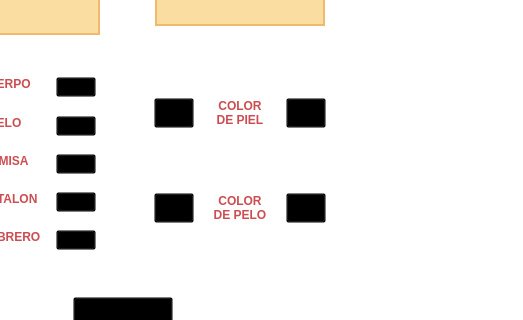
Qt form client_src/mainwindow.ui (FacundoCot/stardew_valley_tp) before a commit; both pictures show x 277 to 800 and y 179 to 499 of the 800 by 600 pixel window.
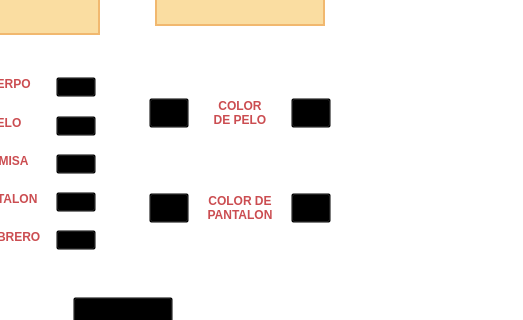
The same form after that commit. The open tabs and pages were chosen to show the change. Icons and pictures are not drawn. Custom widgets are drawn as their Qt base class.

What changed in the file:
```diff
--- a/client_src/mainwindow.ui
+++ b/client_src/mainwindow.ui
@@ -1172,84 +1172,6 @@
                  <item>
                   <widget class="QWidget" name="changeColorsWidget" native="true">
                    <layout class="QVBoxLayout" name="verticalLayout_7">
-                    <item>
-                     <widget class="QWidget" name="skinColorWidget" native="true">
-                      <layout class="QHBoxLayout" name="horizontalLayout_11">
-                       <item>
-                        <widget class="QPushButton" name="skinColorLeft">
-                         <property name="minimumSize">
-                          <size>
-                           <width>30</width>
-                           <height>20</height>
-                          </size>
-                         </property>
-                         <property name="maximumSize">
-                          <size>
-                           <width>40</width>
-                           <height>30</height>
-                          </size>
-                         </property>
-                         <property name="styleSheet">
-                          <string notr="true">border-image: url(&quot;client_src/data/menu/arrowLeft.png&quot;);</string>
-                         </property>
-                         <property name="text">
-                          <string/>
-                         </property>
-                        </widget>
-                       </item>
-                       <item>
-                        <widget class="QLabel" name="skinColorLabel">
-                         <property name="minimumSize">
-                          <size>
-                           <width>60</width>
-                           <height>0</height>
-                          </size>
-                         </property>
-                         <property name="maximumSize">
-                          <size>
-                           <width>60</width>
-                           <height>16777208</height>
-                          </size>
-                         </property>
-                         <property name="styleSheet">
-                          <string notr="true">color: #CB4D51;</string>
-                         </property>
-                         <property name="text">
-                          <string>&lt;html&gt;&lt;head/&gt;&lt;body&gt;&lt;p&gt;&lt;span style=&quot; font-weight:700;&quot;&gt;COLOR&lt;br/&gt;DE PIEL&lt;/span&gt;&lt;/p&gt;&lt;/body&gt;&lt;/html&gt;</string>
-                         </property>
-                         <property name="alignment">
-                          <set>Qt::AlignCenter</set>
-                         </property>
-                         <property name="indent">
-                          <number>0</number>
-                         </property>
-                        </widget>
-                       </item>
-                       <item>
-                        <widget class="QPushButton" name="skinColorRight">
-                         <property name="minimumSize">
-                          <size>
-                           <width>30</width>
-                           <height>20</height>
-                          </size>
-                         </property>
-                         <property name="maximumSize">
-                          <size>
-                           <width>40</width>
-                           <height>30</height>
-                          </size>
-                         </property>
-                         <property name="styleSheet">
-                          <string notr="true">border-image: url(&quot;client_src/data/menu/arrowRight.png&quot;);</string>
-                         </property>
-                         <property name="text">
-                          <string/>
-                         </property>
-                        </widget>
-                       </item>
-                      </layout>
-                     </widget>
-                    </item>
                     <item>
                      <widget class="QWidget" name="hairColorWidget" native="true">
                       <layout class="QHBoxLayout" name="horizontalLayout_12">
@@ -1279,13 +1201,13 @@
                         <widget class="QLabel" name="hairColorLabel">
                          <property name="minimumSize">
                           <size>
-                           <width>60</width>
+                           <width>80</width>
                            <height>0</height>
                           </size>
                          </property>
                          <property name="maximumSize">
                           <size>
-                           <width>60</width>
+                           <width>80</width>
                            <height>16777215</height>
                           </size>
                          </property>
@@ -1328,6 +1250,84 @@
                       </layout>
                      </widget>
                     </item>
+                    <item>
+                     <widget class="QWidget" name="pantsColorWidget" native="true">
+                      <layout class="QHBoxLayout" name="horizontalLayout_11">
+                       <item>
+                        <widget class="QPushButton" name="pantsColorLeft">
+                         <property name="minimumSize">
+                          <size>
+                           <width>30</width>
+                           <height>20</height>
+                          </size>
+                         </property>
+                         <property name="maximumSize">
+                          <size>
+                           <width>40</width>
+                           <height>30</height>
+                          </size>
+                         </property>
+                         <property name="styleSheet">
+                          <string notr="true">border-image: url(&quot;client_src/data/menu/arrowLeft.png&quot;);</string>
+                         </property>
+                         <property name="text">
+                          <string/>
+                         </property>
+                        </widget>
+                       </item>
+                       <item>
+                        <widget class="QLabel" name="pantsColorLabel">
+                         <property name="minimumSize">
+                          <size>
+                           <width>80</width>
+                           <height>0</height>
+                          </size>
+                         </property>
+                         <property name="maximumSize">
+                          <size>
+                           <width>80</width>
+                           <height>16777208</height>
+                          </size>
+                         </property>
+                         <property name="styleSheet">
+                          <string notr="true">color: #CB4D51;</string>
+                         </property>
+                         <property name="text">
+                          <string>&lt;html&gt;&lt;head/&gt;&lt;body&gt;&lt;p&gt;&lt;span style=&quot; font-weight:700;&quot;&gt;COLOR DE&lt;br/&gt;PANTALON&lt;/span&gt;&lt;/p&gt;&lt;/body&gt;&lt;/html&gt;</string>
+                         </property>
+                         <property name="alignment">
+                          <set>Qt::AlignCenter</set>
+                         </property>
+                         <property name="indent">
+                          <number>0</number>
+                         </property>
+                        </widget>
+                       </item>
+                       <item>
+                        <widget class="QPushButton" name="pantsColorRight">
+                         <property name="minimumSize">
+                          <size>
+                           <width>30</width>
+                           <height>20</height>
+                          </size>
+                         </property>
+                         <property name="maximumSize">
+                          <size>
+                           <width>40</width>
+                           <height>30</height>
+                          </size>
+                         </property>
+                         <property name="styleSheet">
+                          <string notr="true">border-image: url(&quot;client_src/data/menu/arrowRight.png&quot;);</string>
+                         </property>
+                         <property name="text">
+                          <string/>
+                         </property>
+                        </widget>
+                       </item>
+                      </layout>
+                     </widget>
+                    </item>
                    </layout>
                   </widget>
                  </item>
```
Left out of the diff: 2 changed lines with no effect on the pictures.
